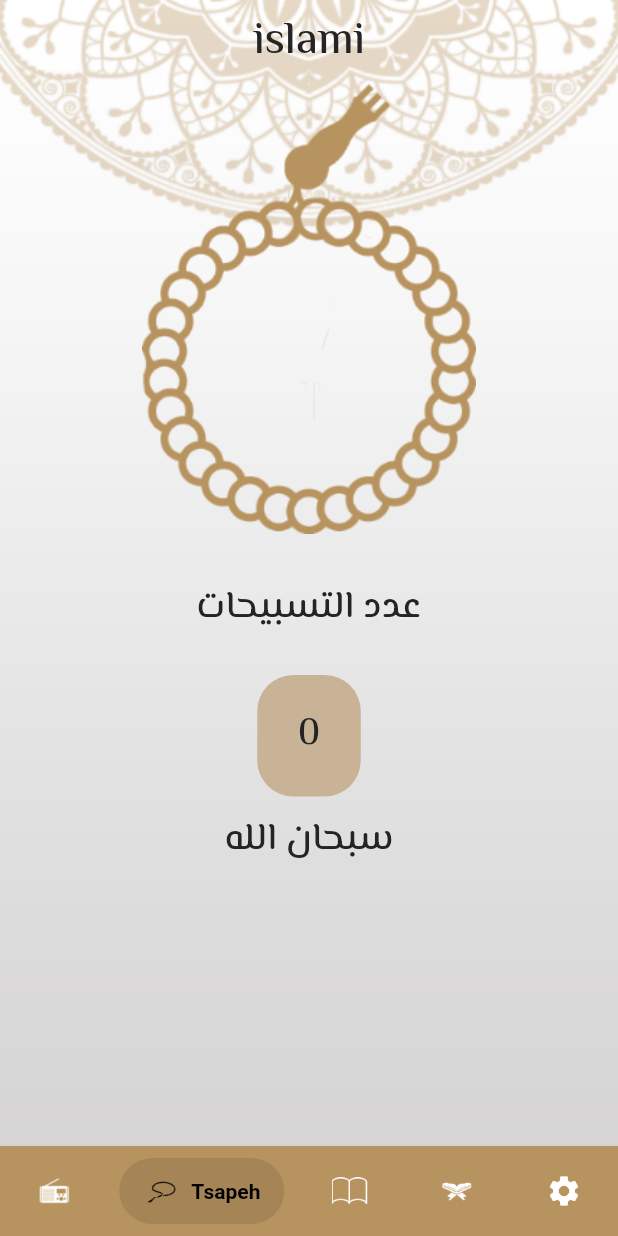
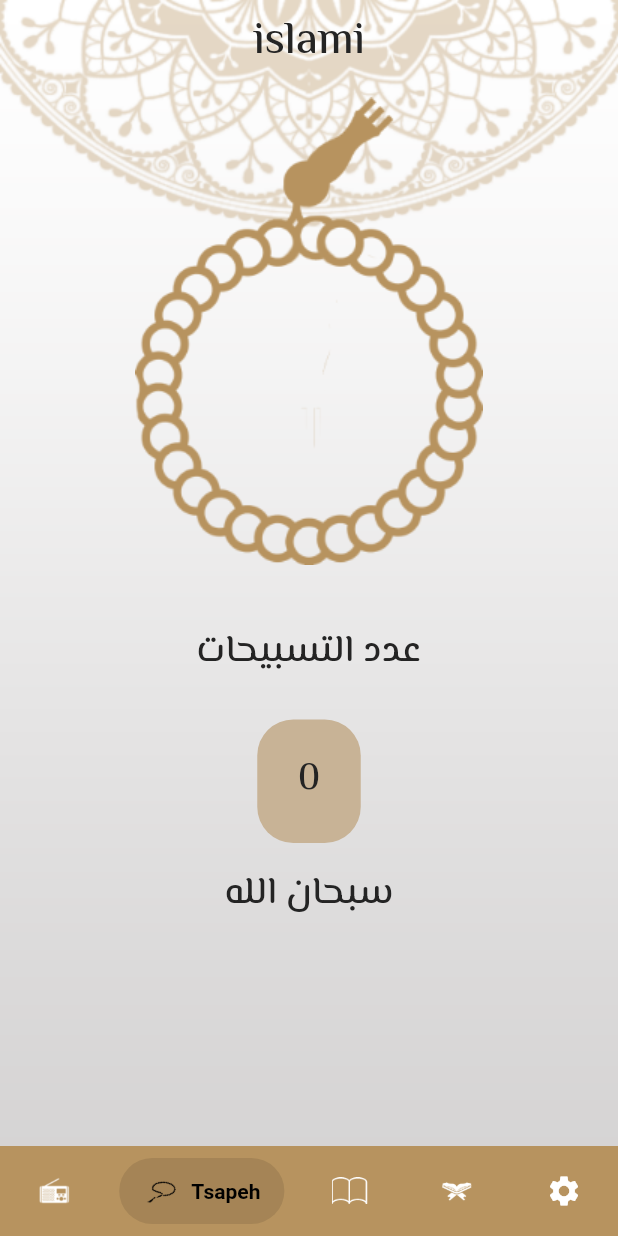
Before and after one commit to MahmoudElgaml/IslamiApp, a Flutter app: the screen it shows after launch, item 2 of the bottom bar chosen, on a phone screen of 412 x 824 dp. Run offline on Flutter 3.47's test engine with Material 2 defaults, Android fonts, the phone set to English and light mode, and no system bars; drawn by our look-alikes of salomon_bottom_bar; our stand-ins replace convex_bottom_bar, google_fonts; missing offline and left inert: dart:ffi; generated files the repository leaves out were written again.

Commit message:
create homeScreen provider add mediaQuarry to homeScreen and tsapeh tap

```diff
--- /dev/null
+++ b/lib/providers/home_screen_provider.dart
@@ -0,0 +1,10 @@
+import 'package:flutter/cupertino.dart';
+
+class HomeProvider extends ChangeNotifier {
+  int index = 0;
+
+  theCurrentIndex(int value) {
+    index = value;
+    notifyListeners();
+  }
+}
--- a/lib/screens/home_screen.dart
+++ b/lib/screens/home_screen.dart
@@ -1,5 +1,6 @@
 import 'package:convex_bottom_bar/convex_bottom_bar.dart';
 import 'package:flutter/material.dart';
+import 'package:flutter_projects/providers/home_screen_provider.dart';
 import 'package:flutter_projects/taps/ahades_tap.dart';
 import 'package:flutter_projects/my_theme.dart';
 import 'package:flutter_projects/taps/quran_tap.dart';
@@ -22,18 +23,21 @@ class HomeScreen extends StatefulWidget {
 }
 
 class _HomeScreenState extends State<HomeScreen> {
-  int index = 0;
 
   @override
   Widget build(BuildContext context) {
     var provider = Provider.of<MyProvider>(context);
-    return Stack(
+    return ChangeNotifierProvider(
+        create: (BuildContext context) => HomeProvider(),
+        builder: (context, child) {
+          var homeProvider = Provider.of<HomeProvider>(context);
+        return  Stack(
             children: [
               Image.asset(
                 provider.mode == ThemeMode.light
                     ? "assets/images/background.png"
                     : "assets/images/bg_dark.png",
-          width: double.infinity,
+                width: MediaQuery.of(context).size.width,
                 fit: BoxFit.fill,
               ),
               Scaffold(
@@ -47,10 +51,9 @@ class _HomeScreenState extends State<HomeScreen> {
                   selectedItemColor: Theme.of(context).colorScheme.error,
                   unselectedItemColor: Colors.white,
                   backgroundColor: Theme.of(context).colorScheme.primary,
-            currentIndex: index,
+                  currentIndex: homeProvider.index,
                   onTap: (value) {
-              index = value;
-              setState(() {});
+                    homeProvider.theCurrentIndex(value);
                   },
                   items: [
                     SalomonBottomBarItem(
@@ -82,10 +85,11 @@ class _HomeScreenState extends State<HomeScreen> {
                     ),
                   ],
                 ),
-          body: bodies[index],
+                body: bodies[homeProvider.index],
               ),
             ],
           );
+        });
   }
 
   List<Widget> bodies = [
--- a/lib/taps/tsabeh_tap.dart
+++ b/lib/taps/tsabeh_tap.dart
@@ -35,7 +35,7 @@ class _TsabehTapState extends State<TsabehTap> {
             mainAxisAlignment: MainAxisAlignment.start,
             children: [
               SizedBox(
-                height: 300,
+                height: MediaQuery.of(context).size.height*.4,
                 child: Image.asset(
                   "assets/images/allsepha.png",
                   color: Theme.of(context).colorScheme.onSecondary,
@@ -53,7 +53,7 @@ class _TsabehTapState extends State<TsabehTap> {
               ),
               Container(
                 alignment: Alignment.center,
-                height: 81,
+                height: MediaQuery.of(context).size.height*.1,
                 width: 69,
                 decoration: BoxDecoration(
                   color: Theme.of(context).colorScheme.background,
@@ -65,7 +65,7 @@ class _TsabehTapState extends State<TsabehTap> {
                 ),
               ),
               const SizedBox(
-                height: 10,
+                height: 15,
               ),
               Text(
                 tsapeh[i],
@@ -77,7 +77,6 @@ class _TsabehTapState extends State<TsabehTap> {
       ),
     );
   }
-
   theLogic() {
     if (counter <= 32) {
       counter++;
```
Lines whose indentation alone changed are shown as unchanged.
